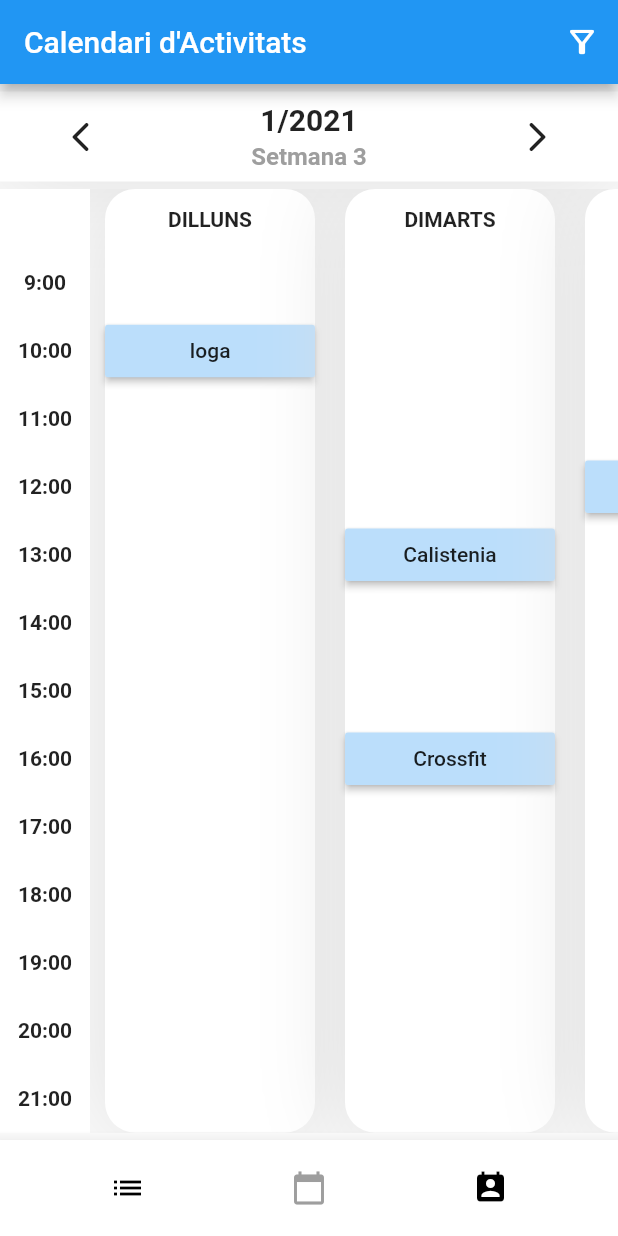
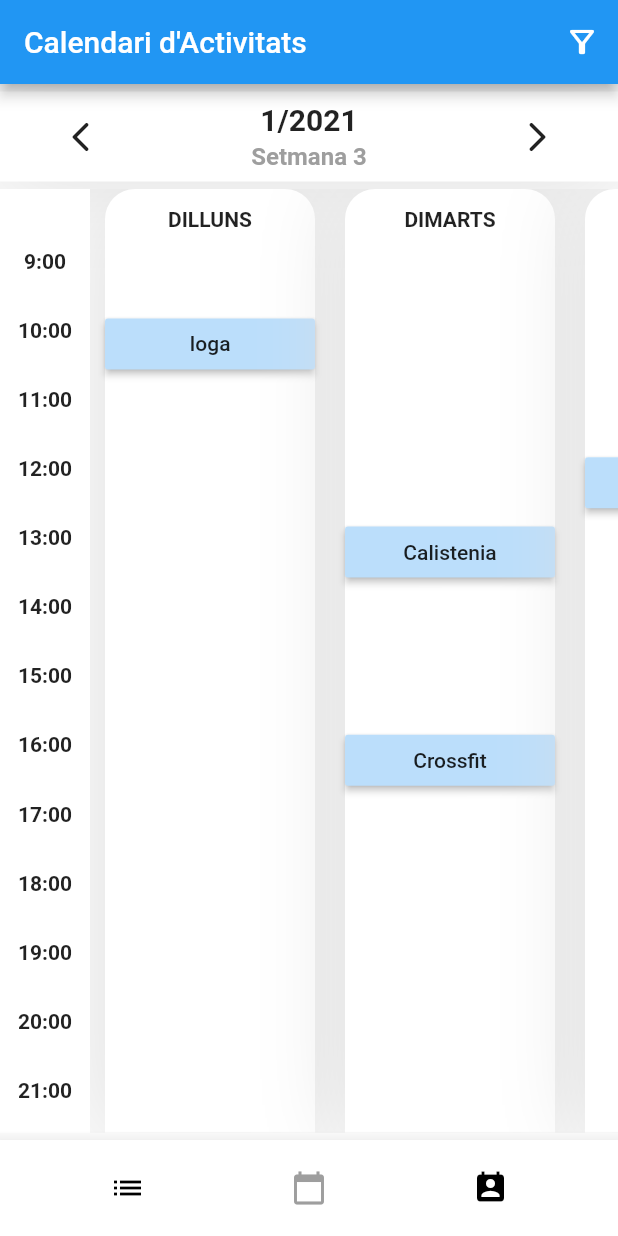
Before and after one commit to andreaMacian/projecte_pdm, a Flutter app: the screen it shows once a user with an empty profile is signed in, on a phone screen of 412 x 824 dp. Run offline on Flutter 3.47's test engine with Material 2 defaults, Android fonts, the phone set to English and light mode, and no system bars; our stand-ins replace cloud_firestore, firebase_auth, firebase_core; accounts and stored records are empty.

Commit message:
Canvis globalCalendarScreen: - fer coincidir hores amb activitats.

```diff
--- a/lib/screens/globalCalendarScreen.dart
+++ b/lib/screens/globalCalendarScreen.dart
@@ -45,9 +45,11 @@
                               height: 40,
                             ),
                             Expanded(
+                              child: Padding(
+                                padding: const EdgeInsets.only(bottom: 20),
                                 child: Column(
                                   mainAxisAlignment:
-                                    MainAxisAlignment.spaceAround,
+                                      MainAxisAlignment.spaceBetween,
                                   children: [
                                     for (int i = 9; i < 22; i++)
                                       Text(
@@ -57,6 +59,7 @@
                                         ),
                                       ),
                                   ],
+                                ),
                               ),
                             ),
                           ],
@@ -171,7 +174,7 @@
   Widget activity(bool acthb, List<dynamic> acth, int i) {
     final int indeex = acth.indexOf(i) + 1;
     return Container(
-      height: 35,
+      height: 34,
       child: acthb
           ? RaisedButton(
               onPressed: () {},
@@ -199,7 +202,8 @@
             ),
           ],
           color: Colors.white,
-          borderRadius: BorderRadius.circular(20),
+          borderRadius: BorderRadius.only(
+              topLeft: Radius.circular(20), topRight: Radius.circular(20)),
         ),
         child: Column(
           children: [
@@ -215,7 +219,7 @@
             ),
             Expanded(
               child: Column(
-                mainAxisAlignment: MainAxisAlignment.spaceAround,
+                mainAxisAlignment: MainAxisAlignment.spaceBetween,
                 children: [
                   for (int i = 9; i < 22; i++)
                     activity(acth.contains(i), acth, i),
```
Lines whose indentation alone changed are shown as unchanged.
